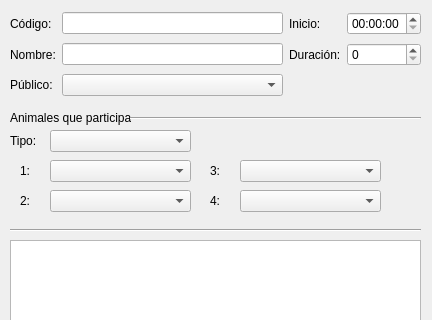
Qt form vista/ui/espectaculo.ui (daeran84/Acuario) before a commit; both pictures show x 0 to 432 and y 0 to 320 of the 432 by 497 pixel window.
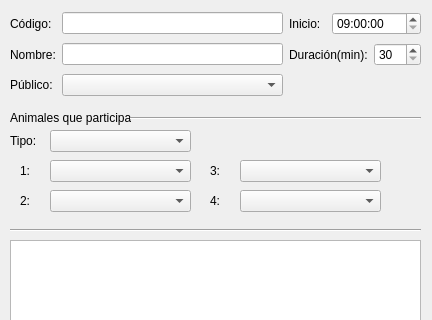
The same form after that commit.

Diff of the .ui file:
```diff
--- a/vista/ui/espectaculo.ui
+++ b/vista/ui/espectaculo.ui
@@ -109,13 +109,6 @@
       </property>
      </widget>
     </item>
-    <item row="0" column="3">
-     <widget class="QTimeEdit" name="time_inicio">
-      <property name="buttonSymbols">
-       <enum>QAbstractSpinBox::UpDownArrows</enum>
-      </property>
-     </widget>
-    </item>
     <item row="1" column="1">
      <widget class="QLineEdit" name="txt_nombre">
       <property name="text">
@@ -123,6 +116,13 @@
       </property>
      </widget>
     </item>
+    <item row="0" column="0">
+     <widget class="QLabel" name="label">
+      <property name="text">
+       <string>Código:</string>
+      </property>
+     </widget>
+    </item>
     <item row="1" column="0">
      <widget class="QLabel" name="label_2">
       <property name="text">
@@ -159,27 +159,53 @@
       </item>
      </widget>
     </item>
-    <item row="1" column="2">
-     <widget class="QLabel" name="label_4">
-      <property name="text">
-       <string>Duración:</string>
+    <item row="0" column="3" colspan="2">
+     <widget class="QTimeEdit" name="time_inicio">
+      <property name="buttonSymbols">
+       <enum>QAbstractSpinBox::UpDownArrows</enum>
       </property>
-     </widget>
-    </item>
-    <item row="0" column="0">
-     <widget class="QLabel" name="label">
-      <property name="text">
-       <string>Código:</string>
+      <property name="maximumDateTime">
+       <datetime>
+        <hour>15</hour>
+        <minute>0</minute>
+        <second>0</second>
+        <year>2000</year>
+        <month>1</month>
+        <day>1</day>
+       </datetime>
       </property>
+      <property name="minimumDateTime">
+       <datetime>
+        <hour>9</hour>
+        <minute>0</minute>
+        <second>0</second>
+        <year>2000</year>
+        <month>1</month>
+        <day>1</day>
+       </datetime>
+      </property>
      </widget>
     </item>
-    <item row="1" column="3">
+    <item row="1" column="4">
      <widget class="QSpinBox" name="spb_duracion">
       <property name="toolTip">
        <string extracomment="Duración en minutos"/>
       </property>
       <property name="readOnly">
        <bool>false</bool>
+      </property>
+      <property name="minimum">
+       <number>30</number>
+      </property>
+      <property name="maximum">
+       <number>120</number>
+      </property>
+     </widget>
+    </item>
+    <item row="1" column="2" colspan="2">
+     <widget class="QLabel" name="label_4">
+      <property name="text">
+       <string>Duración(min):</string>
       </property>
      </widget>
     </item>
```
